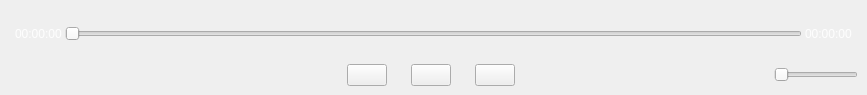
Qt form Widget/widgetmediacontrol.ui (Mtr1994/DeskMediaPlayer) before a commit.
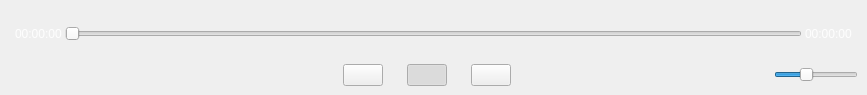
The same form after that commit. Icons and pictures are not drawn.

Diff of the .ui file:
```diff
--- a/Widget/widgetmediacontrol.ui
+++ b/Widget/widgetmediacontrol.ui
@@ -102,6 +102,9 @@
           <property name="checkable">
            <bool>true</bool>
           </property>
+          <property name="checked">
+           <bool>true</bool>
+          </property>
          </widget>
         </item>
         <item>
@@ -138,7 +141,7 @@
       <item row="1" column="4">
        <layout class="QHBoxLayout" name="horizontalLayout">
         <property name="spacing">
-         <number>0</number>
+         <number>6</number>
         </property>
         <property name="rightMargin">
          <number>0</number>
@@ -189,9 +192,15 @@
           <property name="contextMenuPolicy">
            <enum>Qt::NoContextMenu</enum>
           </property>
+          <property name="maximum">
+           <number>100</number>
+          </property>
           <property name="pageStep">
            <number>1</number>
           </property>
+          <property name="value">
+           <number>36</number>
+          </property>
           <property name="orientation">
            <enum>Qt::Horizontal</enum>
           </property>
```
